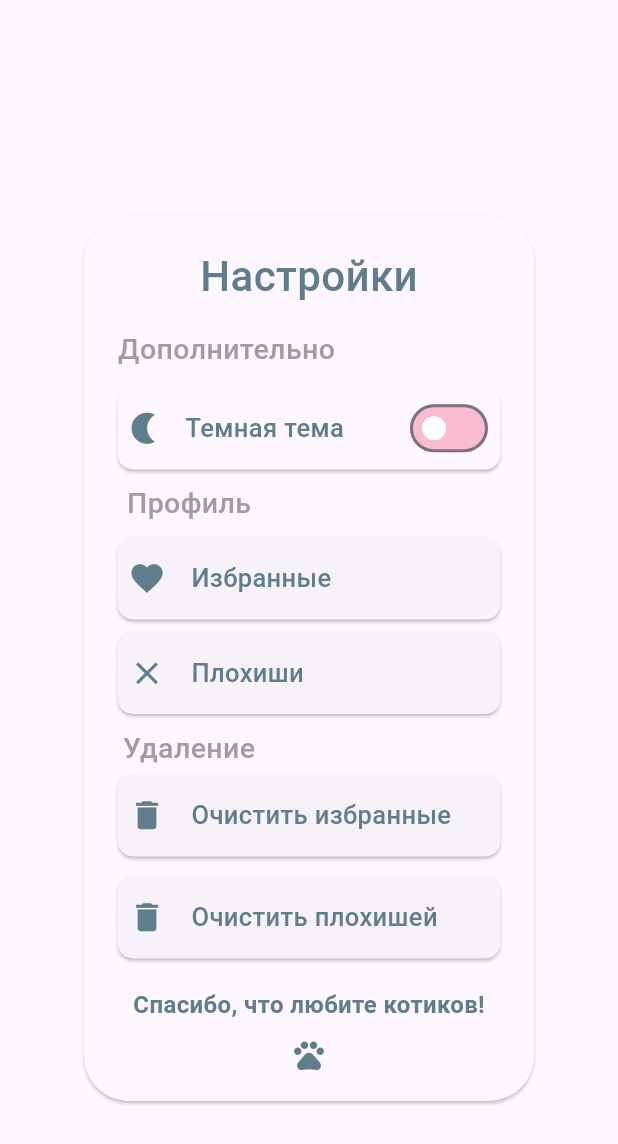
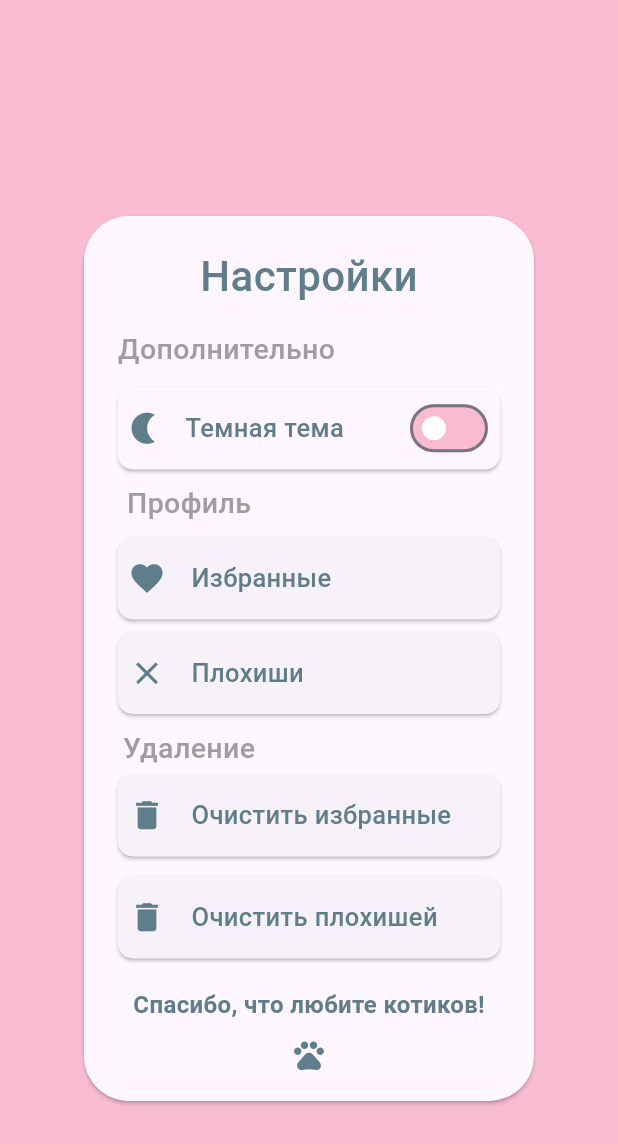
Before and after one commit to Matvey0808/cat_tinder1, a Flutter app: the screen it shows after launch, after a tap on the "menu" icon, on a phone screen of 412 x 824 dp. Shown: the top 1144 px of the screen. Run offline on Flutter 3.47's test engine with Material 3 defaults, Android fonts, the phone set to English and light mode, and no system bars; our stand-ins replace shared_preferences, tcard.

Commit message:
Конец проекта возможно будут улучшения

```diff
--- a/lib/screens/Second_screen.dart
+++ b/lib/screens/Second_screen.dart
@@ -1,5 +1,6 @@
+import 'package:cat_tinder1/theme_provider.dart';
 import 'package:flutter/material.dart';
-
+import 'package:provider/provider.dart';
 import '../widgets/card.dart';
 import 'home_screen.dart';
 
@@ -8,8 +9,13 @@ class SecondScreen extends StatelessWidget {
 
   @override
   Widget build(BuildContext context) {
+    final themeProvider = Provider.of<ThemeProvider>(context);
+    final backgroundColor = themeProvider.themeMode == ThemeMode.light
+        ? themeProvider.pinkBackground
+        : Theme.of(context).scaffoldBackgroundColor;
+
     return Scaffold(
-      backgroundColor: Theme.of(context).scaffoldBackgroundColor,
+      backgroundColor: backgroundColor,
       body: Column(
         children: [
           Center(
@@ -32,7 +38,8 @@ class SecondScreen extends StatelessWidget {
                           style: TextStyle(
                             fontSize: 28,
                             fontWeight: FontWeight.w500,
-                              color: Colors.blueGrey),
+                            color: Colors.blueGrey,
+                          ),
                         ),
                       ),
                       const Padding(
@@ -42,15 +49,14 @@ class SecondScreen extends StatelessWidget {
                           style: TextStyle(
                             fontSize: 19,
                             fontWeight: FontWeight.w500,
-                              color: Colors.grey),
+                            color: Colors.grey,
+                          ),
                         ),
                       ),
                       Padding(
                         padding: const EdgeInsets.only(top: 8),
                         child: Column(
-                          children: [
-                            CardTheme1(),
-                          ],
+                          children: [CardTheme1()],
                         ),
                       ),
                       const Padding(
@@ -60,7 +66,8 @@ class SecondScreen extends StatelessWidget {
                           style: TextStyle(
                             fontSize: 19,
                             fontWeight: FontWeight.w500,
-                              color: Colors.grey),
+                            color: Colors.grey,
+                          ),
                         ),
                       ),
                       Padding(
@@ -68,14 +75,15 @@ class SecondScreen extends StatelessWidget {
                         child: CardTheme3(),
                       ),
                       CardTheme4(),
-                      Padding(
+                      const Padding(
                         padding: EdgeInsets.only(right: 160, top: 5),
                         child: Text(
                           "Удаление",
                           style: TextStyle(
                             fontSize: 19,
                             fontWeight: FontWeight.w500,
-                              color: Colors.grey),
+                            color: Colors.grey,
+                          ),
                         ),
                       ),
                       CardTheme6(),
@@ -83,18 +91,19 @@ class SecondScreen extends StatelessWidget {
                         padding: const EdgeInsets.only(top: 5),
                         child: CardTheme5(),
                       ),
-                      Padding(
-                        padding: const EdgeInsets.only(top: 15),
+                      const Padding(
+                        padding: EdgeInsets.only(top: 15),
                         child: Text(
                           "Спасибо, что любите котиков!",
                           style: TextStyle(
                             fontSize: 16,
                             color: Colors.blueGrey,
-                              fontWeight: FontWeight.bold),
+                            fontWeight: FontWeight.bold,
                           ),
                         ),
-                      Padding(
-                        padding: const EdgeInsets.only(top: 10),
+                      ),
+                      const Padding(
+                        padding: EdgeInsets.only(top: 10),
                         child: Icon(
                           Icons.pets,
                           color: Colors.blueGrey,
@@ -119,7 +128,7 @@ class SecondScreen extends StatelessWidget {
                       ),
                     );
                   },
-                  icon: Icon(
+                  icon: const Icon(
                     Icons.arrow_back,
                     size: 34,
                     color: Colors.blueGrey,
--- a/lib/screens/block_screen.dart
+++ b/lib/screens/block_screen.dart
@@ -15,7 +15,10 @@ class _BlockScreenState extends State<BlockScreen> {
   Widget build(BuildContext context) {
     return Scaffold(
       appBar: AppBar(
-        title: const Text('Плохие кошечки'),
+        title: const Text(
+          'Плохие кошечки',
+          style: TextStyle(color: Colors.white),
+        ),
         backgroundColor: Colors.pink[100],
       ),
       body: _blockCats.blocked.isEmpty
--- a/lib/screens/favorite_screen.dart
+++ b/lib/screens/favorite_screen.dart
@@ -15,7 +15,10 @@ class _FavoritesScreenState extends State<FavoritesScreen> {
   Widget build(BuildContext context) {
     return Scaffold(
       appBar: AppBar(
-        title: const Text('Избранные кошки'),
+        title: const Text(
+          'Избранные кошки',
+          style: TextStyle(color: Colors.white),
+        ),
         backgroundColor: Colors.pink[100],
       ),
       body: _favoriteCats.favorites.isEmpty
--- a/lib/screens/home_screen.dart
+++ b/lib/screens/home_screen.dart
@@ -1,17 +1,25 @@
 import 'package:cat_tinder1/screens/second_screen.dart';
 import 'package:cat_tinder1/screens/swipe_card.dart';
 import 'package:flutter/material.dart';
+import '../theme_provider.dart';
+import 'package:provider/provider.dart';
 
 class HomeScreen extends StatelessWidget {
   const HomeScreen({super.key});
 
   @override
   Widget build(BuildContext context) {
+    final themeProvider = Provider.of<ThemeProvider>(context);
+    final isDarkMode = themeProvider.themeMode == ThemeMode.dark;
+    final appBarColor = isDarkMode
+        ? Theme.of(context).appBarTheme.backgroundColor
+        : Colors.pink[200];
+
     return Scaffold(
       appBar: PreferredSize(
         preferredSize: const Size.fromHeight(80),
         child: Container(
-          color: Colors.pink[200],
+          color: appBarColor,
           child: Column(
             mainAxisAlignment: MainAxisAlignment.center,
             children: [
--- a/lib/theme_provider.dart
+++ b/lib/theme_provider.dart
@@ -3,12 +3,30 @@ import 'package:shared_preferences/shared_preferences.dart';
 
 class ThemeProvider with ChangeNotifier {
   ThemeMode _themeMode = ThemeMode.light;
+  Color _pinkBackground = Colors.pink[100]!;
 
   ThemeProvider() {
     _loadTheme();
   }
 
   ThemeMode get themeMode => _themeMode;
+  Color get pinkBackground => _pinkBackground;
+
+  ThemeData get lightTheme => ThemeData(
+        scaffoldBackgroundColor: _pinkBackground,
+        cardColor: Colors.white,
+        appBarTheme: AppBarTheme(
+          backgroundColor: _pinkBackground,
+        ),
+      );
+
+  ThemeData get darkTheme => ThemeData(
+        scaffoldBackgroundColor: Colors.grey[200],
+        cardColor: Colors.grey[200],
+        appBarTheme: AppBarTheme(
+          backgroundColor: Colors.grey[200],
+        ),
+      );
 
   Future<void> _loadTheme() async {
     final prefs = await SharedPreferences.getInstance();
```
Also changed, not shown: lib/screens/swipe_card.dart (+18 -2 lines), lib/widgets/infoCard.dart (line endings or trailing spaces). Lines whose indentation alone changed are shown as unchanged.
